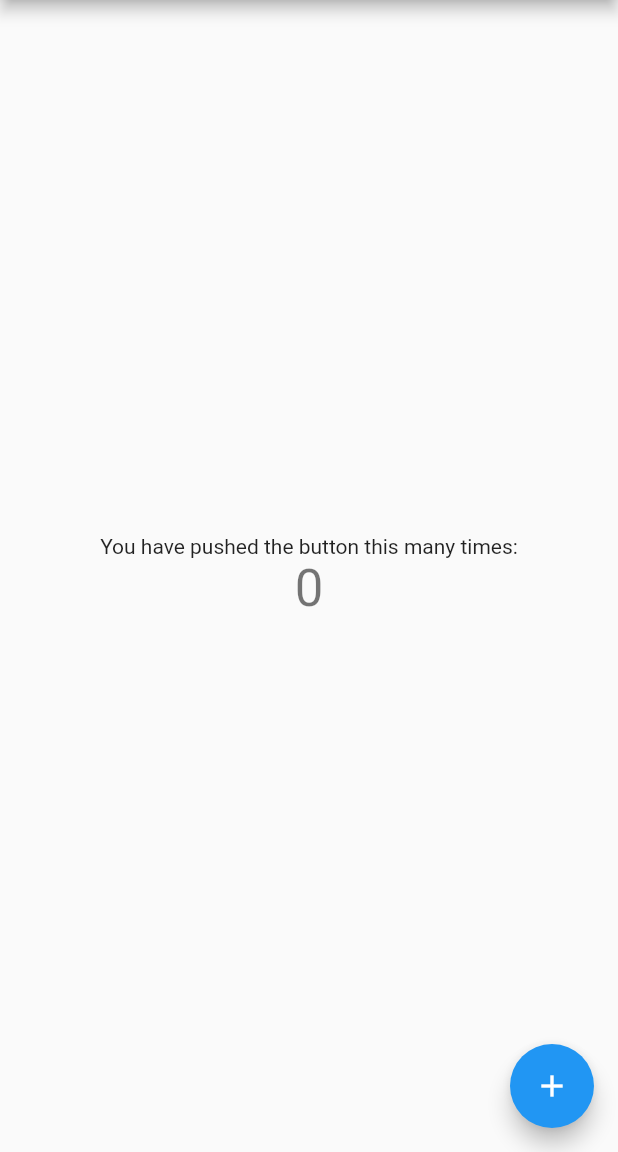
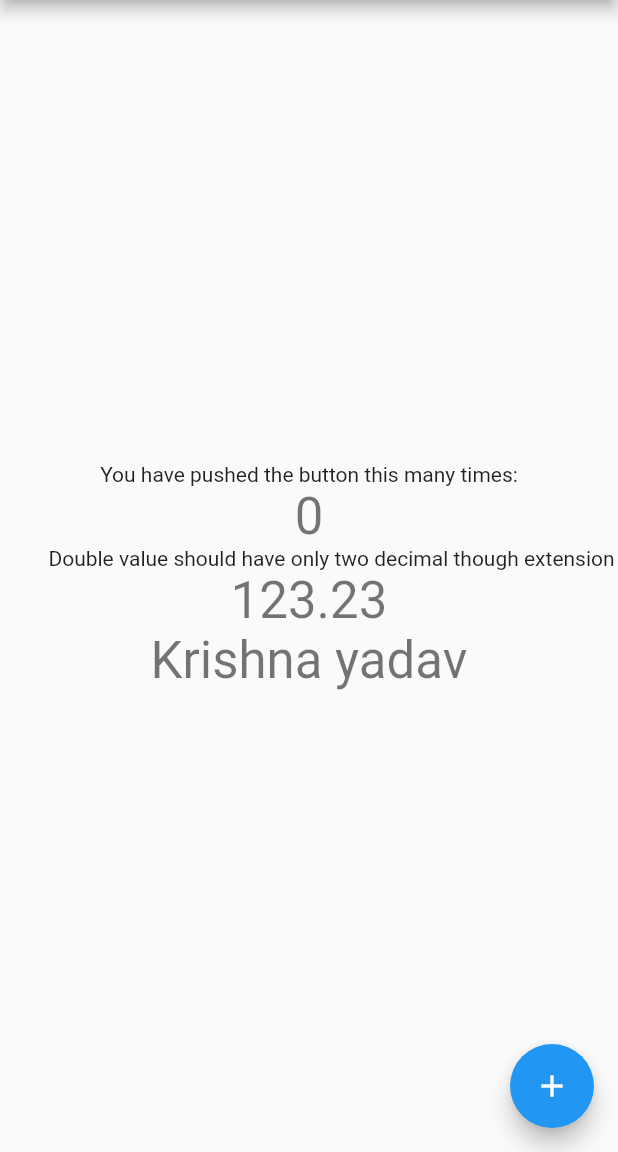
Before and after one commit to Abhishek01039/flutter_integration_testing, a Flutter app: the screen it shows after launch, on a phone screen of 412 x 824 dp, the part 84-1236 px from its top. Run offline on Flutter 3.47's test engine with Material 2 defaults, Android fonts, the phone set to English and light mode, and no system bars; network calls fail.

Commit message:
add extenstion

```diff
--- /dev/null
+++ b/lib/extension/string_extension.dart
@@ -0,0 +1,31 @@
+extension NumberExtension on String {
+  int toInt() {
+    return int.tryParse(this ?? '0');
+  }
+
+  double toDouble() {
+    return double.tryParse(this ?? '0');
+  }
+}
+
+extension Decimal on double {
+  double keepTwoDigitDecimal() {
+    return double.tryParse(this?.toStringAsFixed(2));
+  }
+}
+
+extension CounterExptension on int {
+  int addOne() {
+    return this ?? 0 + 1;
+  }
+}
+
+extension FirstLetterUpper on String {
+  String toMehod() {
+    if (this != null) {
+      return this[0].toUpperCase() + this.substring(1);
+    } else {
+      return "";
+    }
+  }
+}
--- a/lib/home_screen.dart
+++ b/lib/home_screen.dart
@@ -1,4 +1,7 @@
+import 'dart:developer';
+
 import 'package:flutter/material.dart';
+import 'package:integration_test/extension/string_extension.dart';
 import 'package:integration_test/second_screen.dart';
 
 class MyHomePage extends StatefulWidget {
@@ -21,7 +24,8 @@ class MyHomePage extends StatefulWidget {
 
 class _MyHomePageState extends State<MyHomePage> {
   int _counter = 0;
-
+  double value = 123.234322343243242432;
+  String str = "krishna yadav";
   void _incrementCounter() {
     setState(() {
       // This call to setState tells the Flutter framework that something has
@@ -89,8 +93,22 @@ class _MyHomePageState extends State<MyHomePage> {
               'You have pushed the button this many times:',
             ),
             Text(
-              '$_counter',
+              CounterExptension(_counter).addOne().toString(),
               key: Key("counter"),
+              style: Theme.of(context).textTheme.headline4,
+            ),
+            Padding(
+              padding: const EdgeInsets.only(left: 30),
+              child: Text(
+                'Double value should have only two decimal though extension',
+              ),
+            ),
+            Text(
+              Decimal(value).keepTwoDigitDecimal().toString(),
+              style: Theme.of(context).textTheme.headline4,
+            ),
+            Text(
+              FirstLetterUpper(str).toMehod().toString(),
               style: Theme.of(context).textTheme.headline4,
             ),
           ],
@@ -107,7 +125,6 @@ class _MyHomePageState extends State<MyHomePage> {
     );
   }
 }
-
 // class MyHomePage extends StatelessWidget {
 //   @override
 //   Widget build(BuildContext context) {
```
